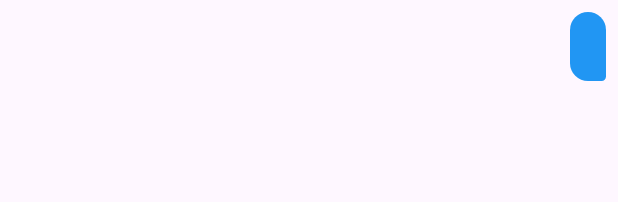
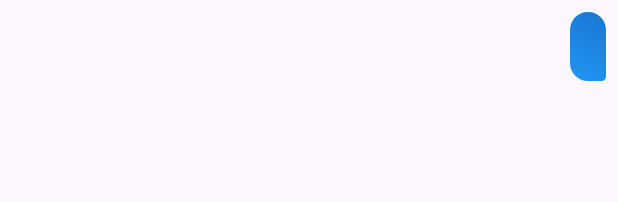
Before and after one commit to fallcorey/smart-ai-assistant, an Android app: the layout item_message_user.xml on its own in the app's theme, with its tools: preview values and no code run, on a phone screen of 412 x 824 dp. Shown: the top 202 px of the screen. Run offline under Robolectric (Android 15) with nearby library versions, the phone set to English and light mode, and no system bars.

Commit message:
Update bubble_user.xml

```diff
--- a/app/src/main/res/drawable/bubble_user.xml
+++ b/app/src/main/res/drawable/bubble_user.xml
@@ -1,6 +1,9 @@
 <?xml version="1.0" encoding="utf-8"?>
 <shape xmlns:android="http://schemas.android.com/apk/res/android">
-    <solid android:color="#2196F3" />
+    <gradient
+        android:startColor="#2196F3"
+        android:endColor="#1976D2"
+        android:angle="45"/>
     <corners
         android:topLeftRadius="16dp"
         android:topRightRadius="16dp"
```
